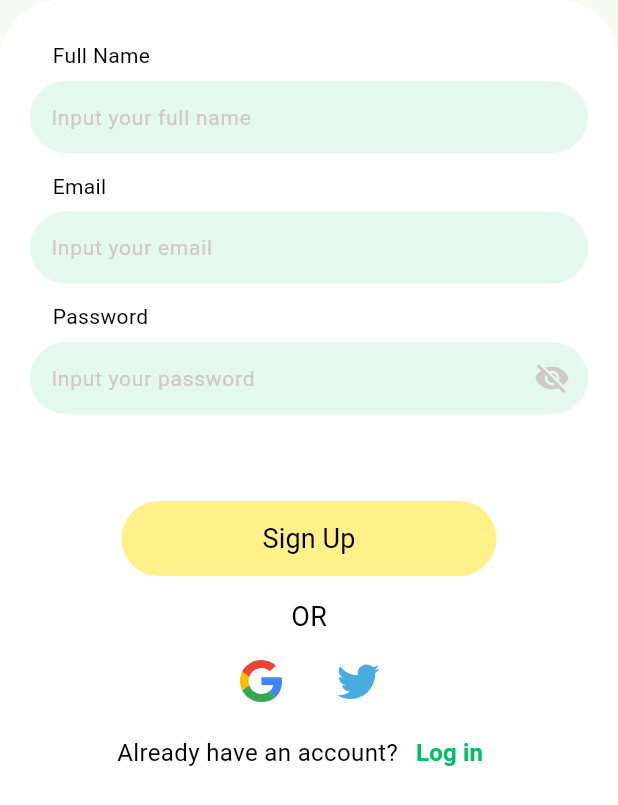
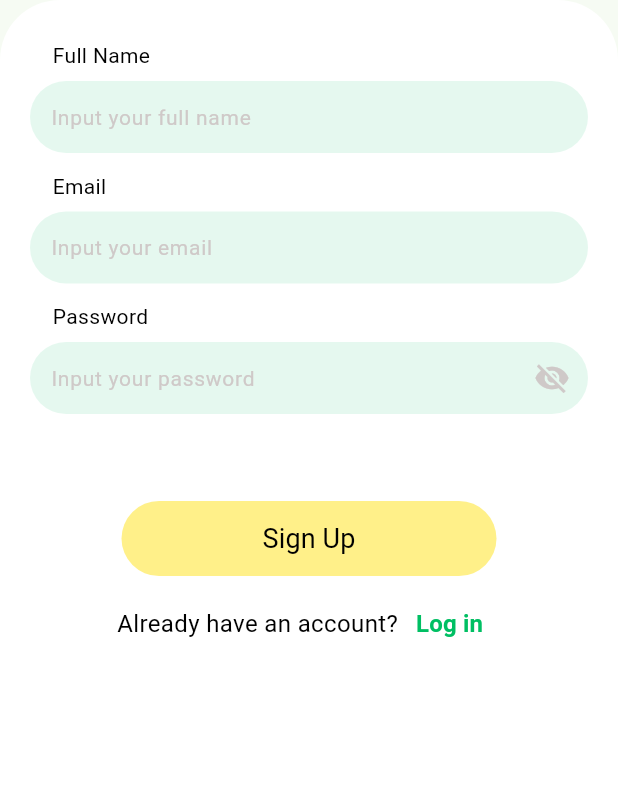
Before and after one commit to nikkieke/task_buddy, a Flutter app: the CustomSignupDialog widget shown alone on an empty page, opened directly with empty values, on a phone screen of 412 x 824 dp. Shown: the top 805 px of the screen. Run offline on Flutter 3.47's test engine with Material 2 defaults, Android fonts, the phone set to English and light mode, and no system bars; our stand-ins replace appwrite, carousel_slider, flutter_animate, flutter_riverpod, flutter_slidable, flutter_svg and 5 more.

Commit message:
remove google and twitter login options

```diff
--- a/lib/features/auth/presentation/widgets/sign_up_dialog.dart
+++ b/lib/features/auth/presentation/widgets/sign_up_dialog.dart
@@ -99,38 +99,38 @@ class _CustomSignupDialogState extends ConsumerState<CustomSignupDialog> {
                   },
                 ),
               ),
-              const Padding(
-                padding: EdgeInsets.symmetric(vertical: 10),
-                child: Align(
-                    alignment: Alignment.center,
-                    child: AppText(text: 'OR', size: 18, color: AppColors.leadBlack,)),
-              ),
-
-              Row(
-                mainAxisAlignment: MainAxisAlignment.center,
-                children: [
-                  TextButton(
-                    onPressed: (){
-
-                    },
-                    style: TextButton.styleFrom(
-                        shape: const CircleBorder()
-                    ),
-                    child: SvgPicture.asset(
-                      "assets/icons/google.svg",),
-                  ),
-                  TextButton(
-                    onPressed: (){
-
-                    },
-                    style: TextButton.styleFrom(
-                        shape: const CircleBorder()
-                    ),
-                    child: SvgPicture.asset(
-                      "assets/icons/twitter.svg",),
-                  ),
-                ],
-              ),
+              // const Padding(
+              //   padding: EdgeInsets.symmetric(vertical: 10),
+              //   child: Align(
+              //       alignment: Alignment.center,
+              //       child: AppText(text: 'OR', size: 18, color: AppColors.leadBlack,)),
+              // ),
+              //
+              // Row(
+              //   mainAxisAlignment: MainAxisAlignment.center,
+              //   children: [
+              //     TextButton(
+              //       onPressed: (){
+              //
+              //       },
+              //       style: TextButton.styleFrom(
+              //           shape: const CircleBorder()
+              //       ),
+              //       child: SvgPicture.asset(
+              //         "assets/icons/google.svg",),
+              //     ),
+              //     TextButton(
+              //       onPressed: (){
+              //
+              //       },
+              //       style: TextButton.styleFrom(
+              //           shape: const CircleBorder()
+              //       ),
+              //       child: SvgPicture.asset(
+              //         "assets/icons/twitter.svg",),
+              //     ),
+              //   ],
+              // ),
 
               Row(
                 mainAxisAlignment: MainAxisAlignment.center,
```
Also changed, not shown: lib/features/auth/presentation/widgets/log_in_dialog.dart (+32 -32 lines).
